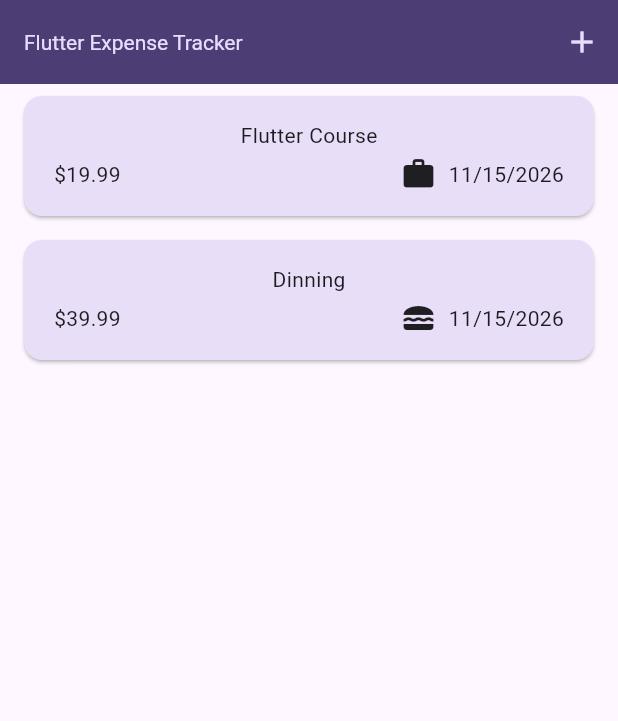
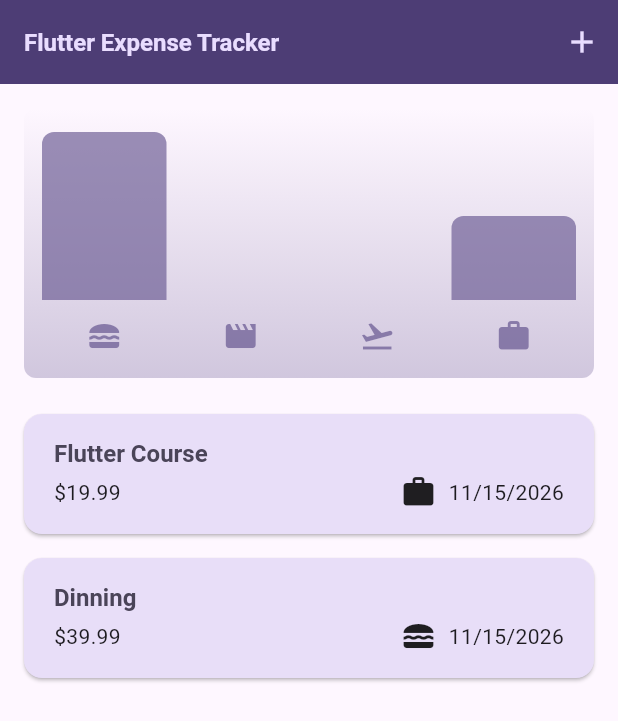
Before and after one commit to Bemo7/flutter-expense_tracker, a Flutter app: the screen it shows after launch, on a phone screen of 412 x 824 dp. Shown: the top 721 px of the screen. Run offline on Flutter 3.47's test engine with Material 3 defaults, Android fonts, the phone set to English and light mode, and no system bars.

Commit message:
Completed application implementation
- Implemented dark mode
- Implemented category bar chart

```diff
--- a/lib/main.dart
+++ b/lib/main.dart
@@ -5,9 +5,27 @@ ColorScheme kColorScheme = ColorScheme.fromSeed(
   seedColor: const Color.fromARGB(255, 96, 59, 181),
 );
 
+ColorScheme kDarkColorScheme = ColorScheme.fromSeed(
+  brightness: Brightness.dark,
+  seedColor: const Color.fromARGB(255, 2, 99, 125),
+);
+
 void main() {
   runApp(
     MaterialApp(
+      darkTheme: ThemeData.dark().copyWith(
+        colorScheme: kDarkColorScheme,
+        cardTheme: const CardThemeData().copyWith(
+          color: kDarkColorScheme.secondaryContainer,
+          margin: EdgeInsets.symmetric(horizontal: 16, vertical: 8),
+        ),
+          elevatedButtonTheme: ElevatedButtonThemeData(
+          style: ElevatedButton.styleFrom(
+            backgroundColor: kDarkColorScheme.primaryContainer,
+            foregroundColor: kDarkColorScheme.onPrimaryContainer,
+          ),
+        ),
+      ),
       theme: ThemeData().copyWith(
         colorScheme: kColorScheme,
         appBarTheme: AppBarTheme().copyWith(
@@ -25,12 +43,13 @@ void main() {
         ),
         textTheme: ThemeData().textTheme.copyWith(
           titleLarge: TextStyle(
-            fontWeight: FontWeight.normal,
+            fontWeight: FontWeight.bold,
             color: kColorScheme.onSecondaryContainer,
-            fontSize: 14,
+            fontSize: 16,
           ),
         ),
       ),
+      // themeMode: ThemeMode.system,
       home: Expenses(),
     ),
   );
--- a/lib/model/expense.dart
+++ b/lib/models/expense.dart
@@ -8,7 +8,7 @@ const Uuid uuid = Uuid();
 
 enum Category { food, travel, leisure, work }
 
-const Map<Category, IconData> categoryIcon = {
+const Map<Category, IconData> categoryIcons = {
   Category.food: Icons.lunch_dining,
   Category.travel: Icons.flight_takeoff,
   Category.leisure: Icons.movie,
@@ -33,3 +33,24 @@ class Expense {
     return formatter.format(date);
   }
 }
+
+class ExpenseBucket {
+  final Category category;
+  final List<Expense> expenses;
+
+  const ExpenseBucket({required this.category, required this.expenses});
+  ExpenseBucket.forCategory(List<Expense> allExpenses, this.category)
+    : expenses = allExpenses
+          .where((expense) => expense.category == category)
+          .toList();
+
+  double get totalExpenses {
+    double sum = 0;
+
+    for (var expense in expenses) {
+      sum += expense.amount;
+    }
+
+    return sum;
+  }
+}
--- /dev/null
+++ b/lib/widgets/chart/chart.dart
@@ -0,0 +1,90 @@
+import 'package:flutter/material.dart';
+import 'package:expense_tracker/widgets/chart/chart_bar.dart';
+import 'package:expense_tracker/models/expense.dart';
+
+class Chart extends StatelessWidget {
+  const Chart({super.key, required this.expenses});
+
+  final List<Expense> expenses;
+
+  List<ExpenseBucket> get buckets {
+    return [
+      ExpenseBucket.forCategory(expenses, Category.food),
+      ExpenseBucket.forCategory(expenses, Category.leisure),
+      ExpenseBucket.forCategory(expenses, Category.travel),
+      ExpenseBucket.forCategory(expenses, Category.work),
+    ];
+  }
+
+  double get maxTotalExpense {
+    double maxTotalExpense = 0;
+
+    for (final bucket in buckets) {
+      if (bucket.totalExpenses > maxTotalExpense) {
+        maxTotalExpense = bucket.totalExpenses;
+      }
+    }
+
+    return maxTotalExpense;
+  }
+
+  @override
+  Widget build(BuildContext context) {
+    final isDarkMode =
+        MediaQuery.of(context).platformBrightness == Brightness.dark;
+    return Container(
+      margin: const EdgeInsets.all(16),
+      padding: const EdgeInsets.symmetric(vertical: 16, horizontal: 8),
+      width: double.infinity,
+      height: 180,
+      decoration: BoxDecoration(
+        borderRadius: BorderRadius.circular(8),
+        gradient: LinearGradient(
+          colors: [
+            Theme.of(context).colorScheme.primary
+                .withAlpha((255 * 0.3).toInt()),
+            Theme.of(context).colorScheme.primary.withAlpha(0),
+          ],
+          begin: Alignment.bottomCenter,
+          end: Alignment.topCenter,
+        ),
+      ),
+      child: Column(
+        children: [
+          Expanded(
+            child: Row(
+              crossAxisAlignment: CrossAxisAlignment.end,
+              children: [
+                for (final bucket in buckets) // alternative to map()
+                  ChartBar(
+                    fill: bucket.totalExpenses == 0
+                        ? 0
+                        : bucket.totalExpenses / maxTotalExpense,
+                  ),
+              ],
+            ),
+          ),
+          const SizedBox(height: 12),
+          Row(
+            children: buckets
+                .map(
+                  (bucket) => Expanded(
+                    child: Padding(
+                      padding: const EdgeInsets.symmetric(horizontal: 4),
+                      child: Icon(
+                        categoryIcons[bucket.category],
+                        color: isDarkMode
+                            ? Theme.of(context).colorScheme.secondary
+                            : Theme.of(context).colorScheme.primary
+                                  .withAlpha((255 * 0.7).toInt()),
+                      ),
+                    ),
+                  ),
+                )
+                .toList(),
+          ),
+        ],
+      ),
+    );
+  }
+}
--- /dev/null
+++ b/lib/widgets/chart/chart_bar.dart
@@ -0,0 +1,33 @@
+import 'package:flutter/material.dart';
+
+class ChartBar extends StatelessWidget {
+  const ChartBar({super.key, required this.fill});
+
+  final double fill;
+
+  @override
+  Widget build(BuildContext context) {
+    final isDarkMode =
+        MediaQuery.of(context).platformBrightness == Brightness.dark;
+    return Expanded(
+      child: Padding(
+        padding: const EdgeInsets.symmetric(horizontal: 4),
+        child: FractionallySizedBox(
+          heightFactor: fill,
+          child: DecoratedBox(
+            decoration: BoxDecoration(
+              shape: BoxShape.rectangle,
+              borderRadius: const BorderRadius.vertical(
+                top: Radius.circular(8),
+              ),
+              color: isDarkMode
+                  ? Theme.of(context).colorScheme.secondary
+                  : Theme.of(context).colorScheme.primary
+                        .withAlpha((255 * 0.65).toInt()),
+            ),
+          ),
+        ),
+      ),
+    );
+  }
+}
--- a/lib/widgets/expenses.dart
+++ b/lib/widgets/expenses.dart
@@ -1,5 +1,6 @@
+import 'package:expense_tracker/widgets/chart/chart.dart';
 import 'package:expense_tracker/widgets/expenses_list/expenses_list.dart';
-import 'package:expense_tracker/model/expense.dart';
+import 'package:expense_tracker/models/expense.dart';
 import 'package:expense_tracker/widgets/new_expense.dart';
 import 'package:flutter/material.dart';
 
@@ -89,7 +90,12 @@ class _ExpensesState extends State<Expenses> {
           ),
         ],
       ),
-      body: Column(children: [Expanded(child: mainContent)]),
+      body: Column(
+        children: [
+          Chart(expenses: _registeredExpenses),
+          Expanded(child: mainContent),
+        ],
+      ),
     );
   }
 }
--- a/lib/widgets/expenses_list/expense_item.dart
+++ b/lib/widgets/expenses_list/expense_item.dart
@@ -1,4 +1,4 @@
-import 'package:expense_tracker/model/expense.dart';
+import 'package:expense_tracker/models/expense.dart';
 import 'package:flutter/material.dart';
 
 class ExpenseItem extends StatelessWidget {
@@ -11,8 +11,9 @@ class ExpenseItem extends StatelessWidget {
       child: Padding(
         padding: const EdgeInsets.symmetric(horizontal: 20, vertical: 16),
         child: Column(
+          crossAxisAlignment: CrossAxisAlignment.start,
           children: [
-            Text(_expense.title),
+            Text(_expense.title, style: Theme.of(context).textTheme.titleLarge),
             const SizedBox(height: 4),
             Row(
               children: [
@@ -20,7 +21,7 @@ class ExpenseItem extends StatelessWidget {
                 const Spacer(),
                 Row(
                   children: [
-                    Icon(categoryIcon[_expense.category]),
+                    Icon(categoryIcons[_expense.category]),
                     const SizedBox(width: 8),
                     Text(_expense.formattedDate),
                   ],
--- a/lib/widgets/expenses_list/expenses_list.dart
+++ b/lib/widgets/expenses_list/expenses_list.dart
@@ -1,4 +1,4 @@
-import 'package:expense_tracker/model/expense.dart';
+import 'package:expense_tracker/models/expense.dart';
 import 'package:expense_tracker/widgets/expenses_list/expense_item.dart';
 import 'package:flutter/material.dart';
 
@@ -16,6 +16,12 @@ class ExpensesList extends StatelessWidget {
     return ListView.builder(
       itemBuilder: (context, index) => Dismissible(
         key: ValueKey(expenses[index]),
+        background: Container(
+          color: Theme.of(context).colorScheme.error,
+          margin: EdgeInsets.symmetric(
+            horizontal: Theme.of(context).cardTheme.margin?.horizontal ?? 0,
+          ),
+        ),
         onDismissed: (direction) {
           onRemoveExpense(expenses[index]);
         },
--- a/lib/widgets/new_expense.dart
+++ b/lib/widgets/new_expense.dart
@@ -1,4 +1,4 @@
-import 'package:expense_tracker/model/expense.dart';
+import 'package:expense_tracker/models/expense.dart';
 import 'package:flutter/material.dart';
 import 'package:intl/intl.dart';
 
```
